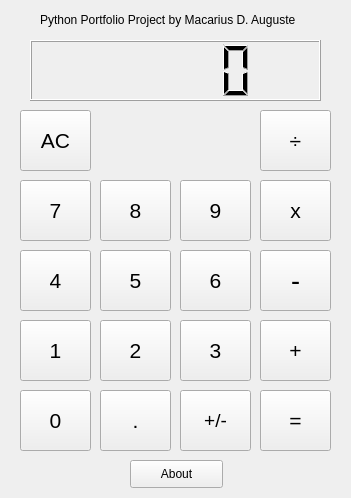
First picture: the form in UI/CalcMainWidget.ui, repository MacariusD/Calculator, before the edit.
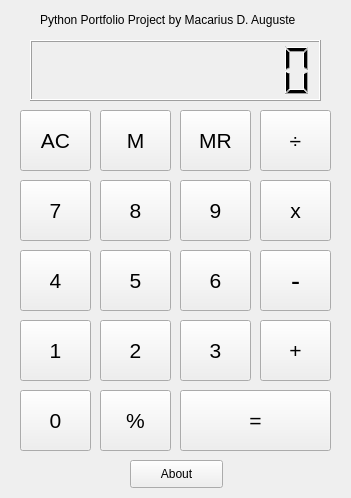
Second picture: the form after the edit.

The edit to the form file:
```diff
--- a/UI/CalcMainWidget.ui
+++ b/UI/CalcMainWidget.ui
@@ -39,6 +39,12 @@
      <pointsize>8</pointsize>
     </font>
    </property>
+   <property name="smallDecimalPoint">
+    <bool>false</bool>
+   </property>
+   <property name="digitCount">
+    <number>10</number>
+   </property>
   </widget>
   <widget class="QPushButton" name="operation_all_clear">
    <property name="geometry">
@@ -135,9 +141,9 @@
   <widget class="QPushButton" name="operation_sum">
    <property name="geometry">
     <rect>
-     <x>260</x>
+     <x>180</x>
      <y>390</y>
-     <width>71</width>
+     <width>151</width>
      <height>61</height>
     </rect>
    </property>
@@ -150,25 +156,7 @@
     <string>=</string>
    </property>
   </widget>
-  <widget class="QPushButton" name="operation_positive_negative">
-   <property name="geometry">
-    <rect>
-     <x>180</x>
-     <y>390</y>
-     <width>71</width>
-     <height>61</height>
-    </rect>
-   </property>
-   <property name="font">
-    <font>
-     <pointsize>14</pointsize>
-    </font>
-   </property>
-   <property name="text">
-    <string>+/-</string>
-   </property>
-  </widget>
-  <widget class="QPushButton" name="operation_point">
+  <widget class="QPushButton" name="button_percent">
    <property name="geometry">
     <rect>
      <x>100</x>
@@ -183,7 +171,7 @@
     </font>
    </property>
    <property name="text">
-    <string>.</string>
+    <string>%</string>
    </property>
   </widget>
   <widget class="QPushButton" name="value_zero">
@@ -395,6 +383,42 @@
     <string>Python Portfolio Project by Macarius D. Auguste</string>
    </property>
   </widget>
+  <widget class="QPushButton" name="button_memory_store">
+   <property name="geometry">
+    <rect>
+     <x>100</x>
+     <y>110</y>
+     <width>71</width>
+     <height>61</height>
+    </rect>
+   </property>
+   <property name="font">
+    <font>
+     <pointsize>16</pointsize>
+    </font>
+   </property>
+   <property name="text">
+    <string>M</string>
+   </property>
+  </widget>
+  <widget class="QPushButton" name="button_memory_recall">
+   <property name="geometry">
+    <rect>
+     <x>180</x>
+     <y>110</y>
+     <width>71</width>
+     <height>61</height>
+    </rect>
+   </property>
+   <property name="font">
+    <font>
+     <pointsize>16</pointsize>
+    </font>
+   </property>
+   <property name="text">
+    <string>MR</string>
+   </property>
+  </widget>
  </widget>
  <resources/>
  <connections/>
```
Left out of the diff: 32 changed lines with no effect on the pictures.
